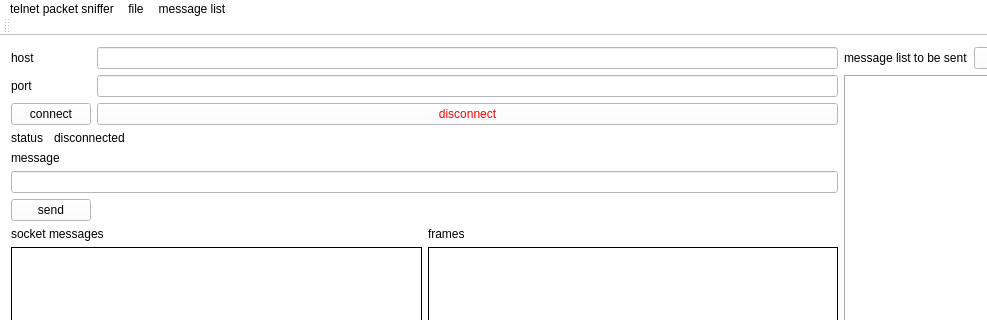
The window that telnetPacketSniffer/mainwindow.ui (cf16/qt) describes before a commit, drawn with Qt 5; both pictures show x 0 to 987 and y 0 to 320 of the 1151 by 664 pixel window.
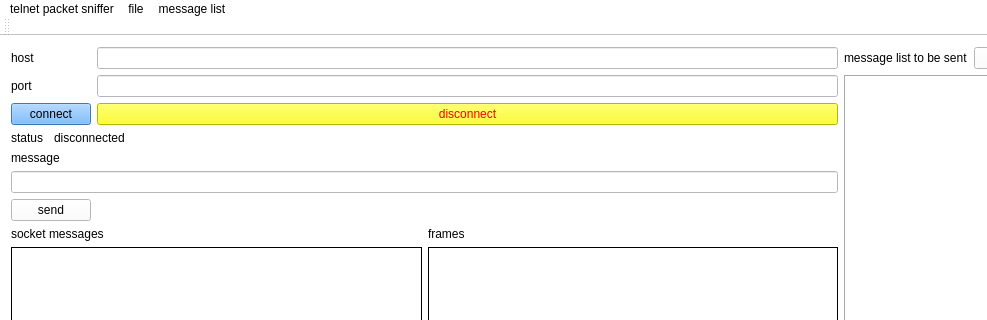
The same window after the commit.

What changed in the file:
```diff
--- a/telnetPacketSniffer/mainwindow.ui
+++ b/telnetPacketSniffer/mainwindow.ui
@@ -94,7 +94,7 @@
     <item row="2" column="0" colspan="2">
      <widget class="QPushButton" name="connectButton">
       <property name="styleSheet">
-       <string notr="true"/>
+       <string notr="true">background-color: rgb(85, 170, 255);</string>
       </property>
       <property name="text">
        <string>connect</string>
@@ -104,7 +104,8 @@
     <item row="2" column="2">
      <widget class="QPushButton" name="disconnectButton">
       <property name="styleSheet">
-       <string notr="true">color: rgb(255, 0, 0);</string>
+       <string notr="true">color: rgb(255, 0, 0);
+background-color: rgb(255, 255, 0);</string>
       </property>
       <property name="text">
        <string>disconnect</string>
```
